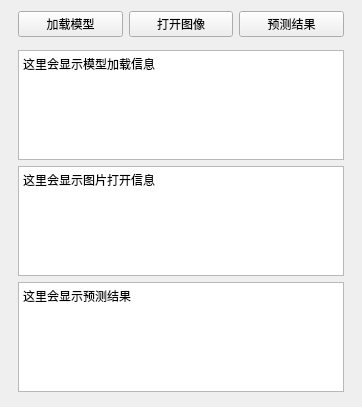
Above: my_ui.ui from 0210-greyorange/Medical-model-visualization before the change. Below: the same form after it.
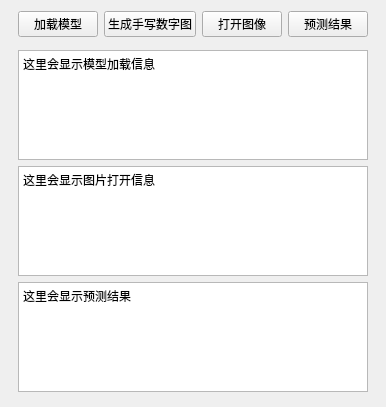
That is the form after the change.

Commit message: 嵌套手写识别模型

Patch:
```diff
--- a/my_ui.ui
+++ b/my_ui.ui
@@ -43,6 +43,13 @@
          </property>
         </widget>
        </item>
+       <item>
+        <widget class="QPushButton" name="Button_randnum">
+         <property name="text">
+          <string>生成手写数字图</string>
+         </property>
+        </widget>
+       </item>
        <item>
         <widget class="QPushButton" name="Button_openimg">
          <property name="text">
@@ -68,8 +75,8 @@
         <string>&lt;!DOCTYPE HTML PUBLIC &quot;-//W3C//DTD HTML 4.0//EN&quot; &quot;http://www.w3.org/TR/REC-html40/strict.dtd&quot;&gt;
 &lt;html&gt;&lt;head&gt;&lt;meta name=&quot;qrichtext&quot; content=&quot;1&quot; /&gt;&lt;style type=&quot;text/css&quot;&gt;
 p, li { white-space: pre-wrap; }
-&lt;/style&gt;&lt;/head&gt;&lt;body style=&quot; font-family:'SimSun'; font-size:9pt; font-weight:400; font-style:normal;&quot;&gt;
-&lt;p style=&quot; margin-top:0px; margin-bottom:0px; margin-left:0px; margin-right:0px; -qt-block-indent:0; text-indent:0px;&quot;&gt;这里会显示模型加载信息&lt;/p&gt;&lt;/body&gt;&lt;/html&gt;</string>
+&lt;/style&gt;&lt;/head&gt;&lt;body style=&quot; font-family:'MS Shell Dlg 2'; font-size:8pt; font-weight:400; font-style:normal;&quot;&gt;
+&lt;p style=&quot; margin-top:0px; margin-bottom:0px; margin-left:0px; margin-right:0px; -qt-block-indent:0; text-indent:0px;&quot;&gt;&lt;span style=&quot; font-family:'SimSun'; font-size:9pt;&quot;&gt;这里会显示模型加载信息&lt;/span&gt;&lt;/p&gt;&lt;/body&gt;&lt;/html&gt;</string>
        </property>
       </widget>
      </item>
@@ -85,8 +92,8 @@
         <string>&lt;!DOCTYPE HTML PUBLIC &quot;-//W3C//DTD HTML 4.0//EN&quot; &quot;http://www.w3.org/TR/REC-html40/strict.dtd&quot;&gt;
 &lt;html&gt;&lt;head&gt;&lt;meta name=&quot;qrichtext&quot; content=&quot;1&quot; /&gt;&lt;style type=&quot;text/css&quot;&gt;
 p, li { white-space: pre-wrap; }
-&lt;/style&gt;&lt;/head&gt;&lt;body style=&quot; font-family:'SimSun'; font-size:9pt; font-weight:400; font-style:normal;&quot;&gt;
-&lt;p style=&quot; margin-top:0px; margin-bottom:0px; margin-left:0px; margin-right:0px; -qt-block-indent:0; text-indent:0px;&quot;&gt;这里会显示图片打开信息&lt;/p&gt;&lt;/body&gt;&lt;/html&gt;</string>
+&lt;/style&gt;&lt;/head&gt;&lt;body style=&quot; font-family:'MS Shell Dlg 2'; font-size:8pt; font-weight:400; font-style:normal;&quot;&gt;
+&lt;p style=&quot; margin-top:0px; margin-bottom:0px; margin-left:0px; margin-right:0px; -qt-block-indent:0; text-indent:0px;&quot;&gt;&lt;span style=&quot; font-family:'SimSun'; font-size:9pt;&quot;&gt;这里会显示图片打开信息&lt;/span&gt;&lt;/p&gt;&lt;/body&gt;&lt;/html&gt;</string>
        </property>
       </widget>
      </item>
@@ -96,8 +103,8 @@
         <string>&lt;!DOCTYPE HTML PUBLIC &quot;-//W3C//DTD HTML 4.0//EN&quot; &quot;http://www.w3.org/TR/REC-html40/strict.dtd&quot;&gt;
 &lt;html&gt;&lt;head&gt;&lt;meta name=&quot;qrichtext&quot; content=&quot;1&quot; /&gt;&lt;style type=&quot;text/css&quot;&gt;
 p, li { white-space: pre-wrap; }
-&lt;/style&gt;&lt;/head&gt;&lt;body style=&quot; font-family:'SimSun'; font-size:9pt; font-weight:400; font-style:normal;&quot;&gt;
-&lt;p style=&quot; margin-top:0px; margin-bottom:0px; margin-left:0px; margin-right:0px; -qt-block-indent:0; text-indent:0px;&quot;&gt;这里会显示预测结果&lt;/p&gt;&lt;/body&gt;&lt;/html&gt;</string>
+&lt;/style&gt;&lt;/head&gt;&lt;body style=&quot; font-family:'MS Shell Dlg 2'; font-size:8pt; font-weight:400; font-style:normal;&quot;&gt;
+&lt;p style=&quot; margin-top:0px; margin-bottom:0px; margin-left:0px; margin-right:0px; -qt-block-indent:0; text-indent:0px;&quot;&gt;&lt;span style=&quot; font-family:'SimSun'; font-size:9pt;&quot;&gt;这里会显示预测结果&lt;/span&gt;&lt;/p&gt;&lt;/body&gt;&lt;/html&gt;</string>
        </property>
       </widget>
      </item>
```
The commit also changes 1 other file.
